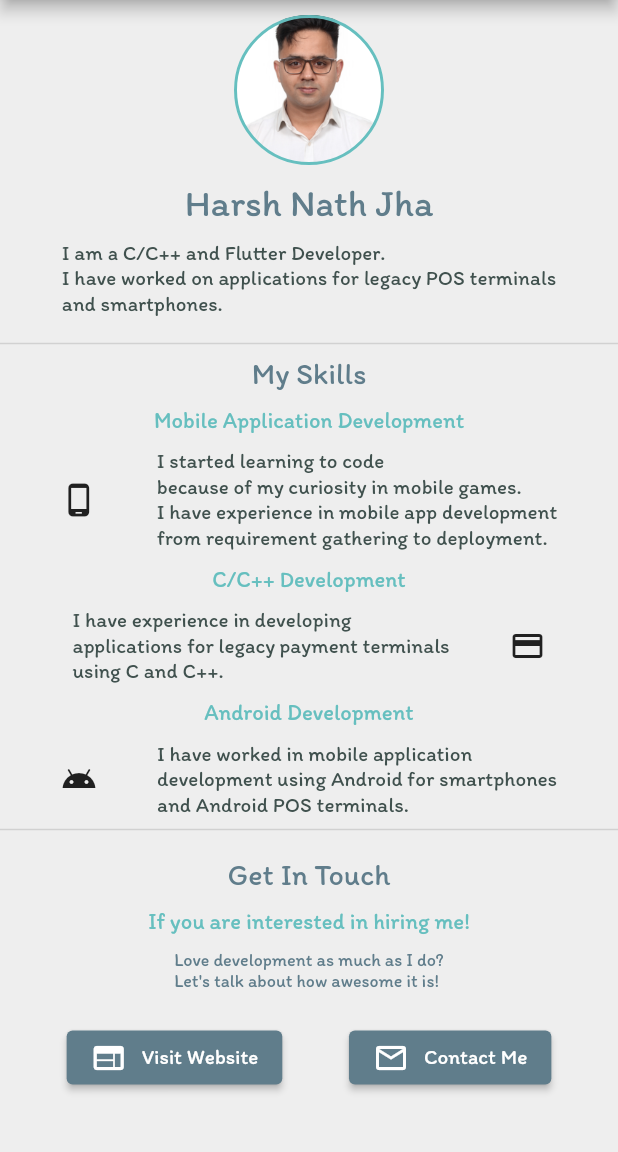
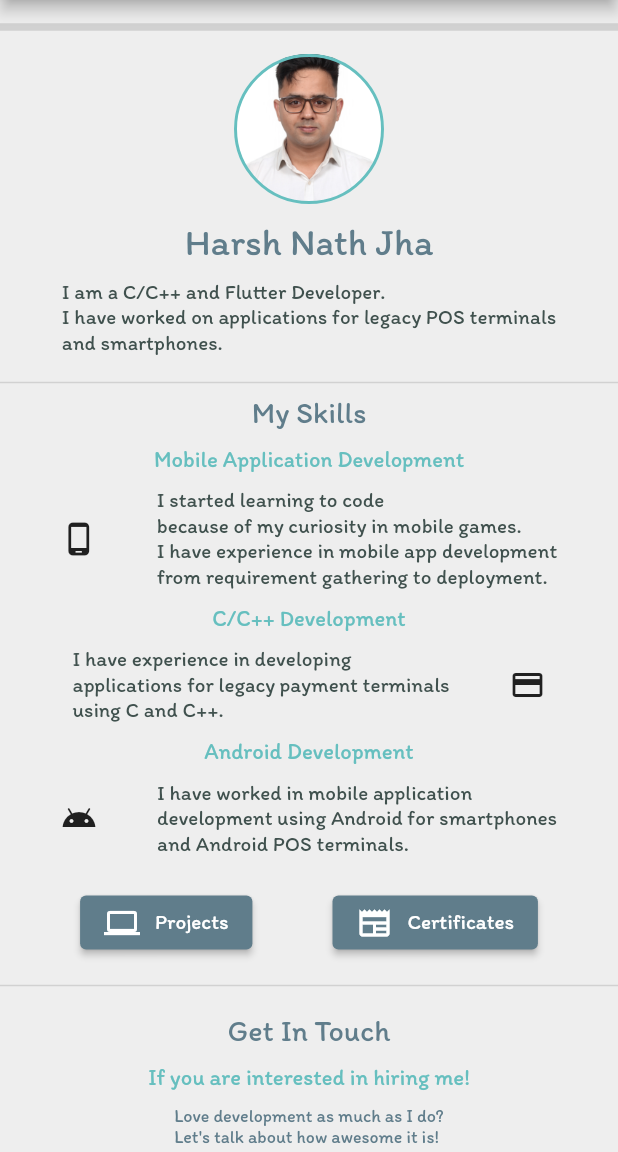
Before and after one commit to Harshjha301/portfolio_app, a Flutter app: the screen it shows after launch, on a phone screen of 412 x 824 dp, the part 84-1236 px from its top. Run offline on Flutter 3.47's test engine with Material 2 defaults, Android fonts, the phone set to English and light mode, and no system bars; our stand-ins replace share_plus.

Commit message:
changes for adding projects and certificates in the main menu

```diff
--- a/lib/main.dart
+++ b/lib/main.dart
@@ -1,3 +1,4 @@
+import 'package:PortfolioApp/projects.dart';
 import 'package:flutter/material.dart';
 import 'package:url_launcher/url_launcher.dart';
 import 'nav_bar.dart';
@@ -62,6 +63,8 @@ class _MyHomePageState extends State<MyHomePage> {
               Center(
                 child: Column(
                   children: [
+                    const SizedBox(height: 10,),
+                    const Divider(thickness: 5,),
                     GestureDetector(
                       onTap: () {
                         Navigator.push(context, MaterialPageRoute(builder: (context) {
@@ -195,12 +198,52 @@ class _MyHomePageState extends State<MyHomePage> {
                                     ),
                                   ),
                                 ],
-                              ),
+                              )
                             ],
                           ),
                         )
                       ],
                     ),
+                    const SizedBox(height: 20,),
+                    Row(
+                      mainAxisAlignment: MainAxisAlignment.spaceEvenly,
+                      children: [
+                        ElevatedButton(
+                          onPressed: () {
+                            Navigator.push(context, MaterialPageRoute(builder: (context) {
+                              return const Projects();
+                            }));
+                          },
+                          style: ElevatedButton.styleFrom(backgroundColor: Colors.blueGrey),
+                          child: Row(
+                            mainAxisSize: MainAxisSize.min,
+                            children: const [
+                              Icon(Icons.computer_outlined),
+                              SizedBox(width: 10.0),
+                              Text("Projects"),
+                            ],
+                          ),
+                        ),
+                        ElevatedButton(
+                          onPressed: () async {
+                            Uri url = Uri.parse(
+                                'https://drive.google.com/drive/folders/1ufy_zotJ564MNdFgmCxLeXNo5RtmtHbw?usp=sharing');
+                            await launchUrl(url,
+                                mode: LaunchMode.externalApplication);
+                          },
+                          style: ElevatedButton.styleFrom(backgroundColor: Colors.blueGrey),
+                          child: Row(
+                            mainAxisSize: MainAxisSize.min,
+                            children: const [
+                              Icon(Icons.newspaper),
+                              SizedBox(width: 10.0),
+                              Text("Certificates"),
+                            ],
+                          ),
+                        ),
+                      ],
+                    ),
+                    const SizedBox(height: 10,),
                     const Divider(thickness: 1,),
                     const SizedBox(height: 10,),
                     const Text(
@@ -264,7 +307,10 @@ class _MyHomePageState extends State<MyHomePage> {
                           ),
                         ),
                       ],
-                    )
+                    ),
+                    const SizedBox(height: 10,),
+                    const Divider(thickness: 5,),
+                    const SizedBox(height: 10,)
                   ],
                 ),
               ),
```
Also changed, not shown: lib/projects.dart (added, +128 -0 lines).
